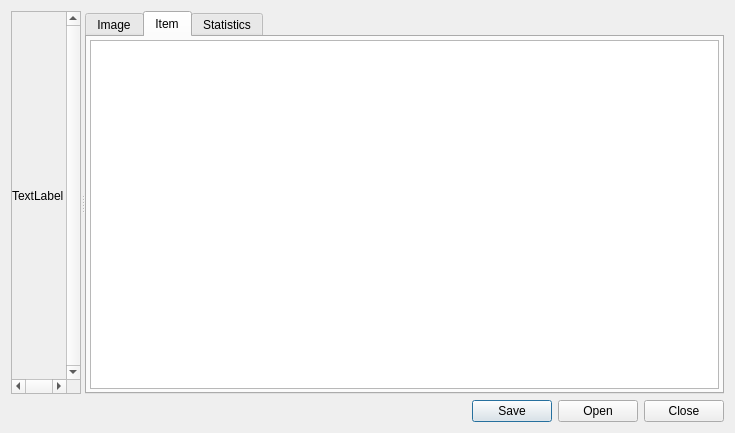
Qt form src/sgi/ImagePreviewDialog.ui (aroth-fastprotect/sgi) before a commit.
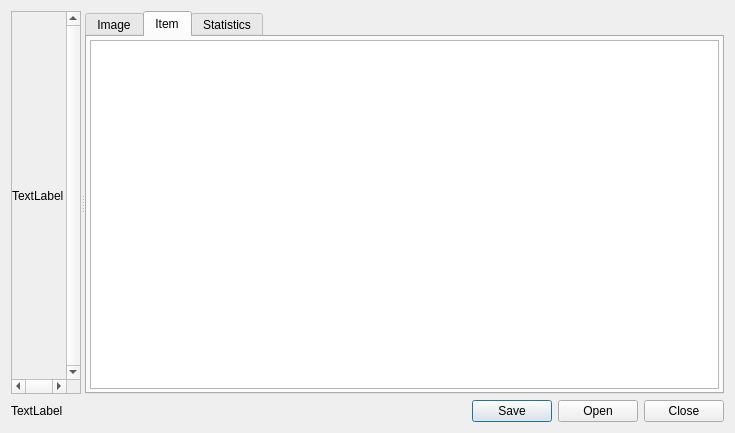
The same form after that commit. Custom widgets are drawn as their Qt base class.

Commit message: show pixel information when mouse is over the image

The edit to the form file:
```diff
--- a/src/sgi/ImagePreviewDialog.ui
+++ b/src/sgi/ImagePreviewDialog.ui
@@ -198,7 +198,35 @@
     </widget>
    </item>
    <item>
+    <layout class="QHBoxLayout" name="horizontalLayout">
+     <item>
+      <widget class="QLabel" name="mouseinfo">
+       <property name="text">
+        <string>TextLabel</string>
+       </property>
+      </widget>
+     </item>
+     <item>
+      <spacer name="horizontalSpacer">
+       <property name="orientation">
+        <enum>Qt::Horizontal</enum>
+       </property>
+       <property name="sizeHint" stdset="0">
+        <size>
+         <width>40</width>
+         <height>20</height>
+        </size>
+       </property>
+      </spacer>
+     </item>
+     <item>
     <widget class="QDialogButtonBox" name="buttonBox">
+       <property name="sizePolicy">
+        <sizepolicy hsizetype="Minimum" vsizetype="Fixed">
+         <horstretch>0</horstretch>
+         <verstretch>0</verstretch>
+        </sizepolicy>
+       </property>
      <property name="orientation">
       <enum>Qt::Horizontal</enum>
      </property>
@@ -208,7 +236,16 @@
     </widget>
    </item>
   </layout>
+   </item>
+  </layout>
  </widget>
+ <customwidgets>
+  <customwidget>
+   <class>sgi::ImagePreviewLabel</class>
+   <extends>QLabel</extends>
+   <header location="global">ImagePreviewDialog.h</header>
+  </customwidget>
+ </customwidgets>
  <resources/>
  <connections>
   <connection>
```
Left out of the diff: 9 changed lines with no effect on the pictures. Lines whose indentation alone changed are shown as unchanged. The commit also changes 5 other files.
